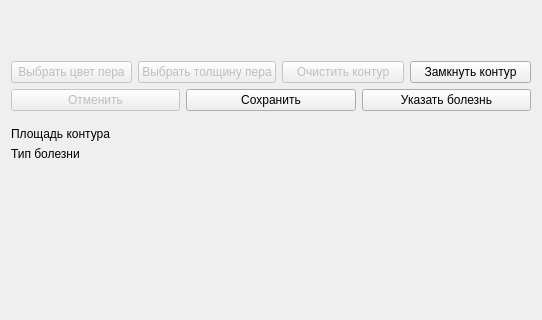
This is view/qt_ui_source/draw_counter_widget.ui in Andrew-up/vgtu_frontend as Qt 5 draws it before an edit; both pictures show x 0 to 542 and y 0 to 320 of the 542 by 531 pixel window. The edited form follows.
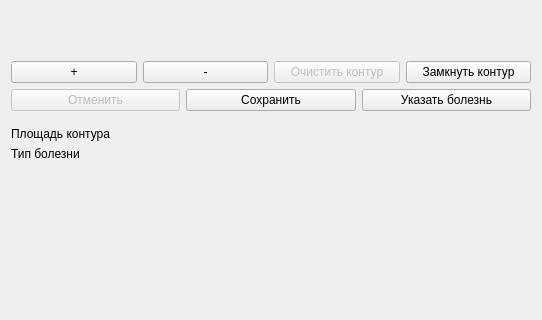
This is the edited form.

```diff
--- a/view/qt_ui_source/draw_counter_widget.ui
+++ b/view/qt_ui_source/draw_counter_widget.ui
@@ -29,20 +29,20 @@
      <item>
       <widget class="QPushButton" name="select_color_pen_button">
        <property name="enabled">
-        <bool>false</bool>
+        <bool>true</bool>
        </property>
        <property name="text">
-        <string>Выбрать цвет пера</string>
+        <string>+</string>
        </property>
       </widget>
      </item>
      <item>
       <widget class="QPushButton" name="select_width_pen_button">
        <property name="enabled">
-        <bool>false</bool>
+        <bool>true</bool>
        </property>
        <property name="text">
-        <string>Выбрать толщину пера</string>
+        <string>-</string>
        </property>
       </widget>
      </item>
```
Left out of the diff: 4 changed lines with no effect on the pictures.
